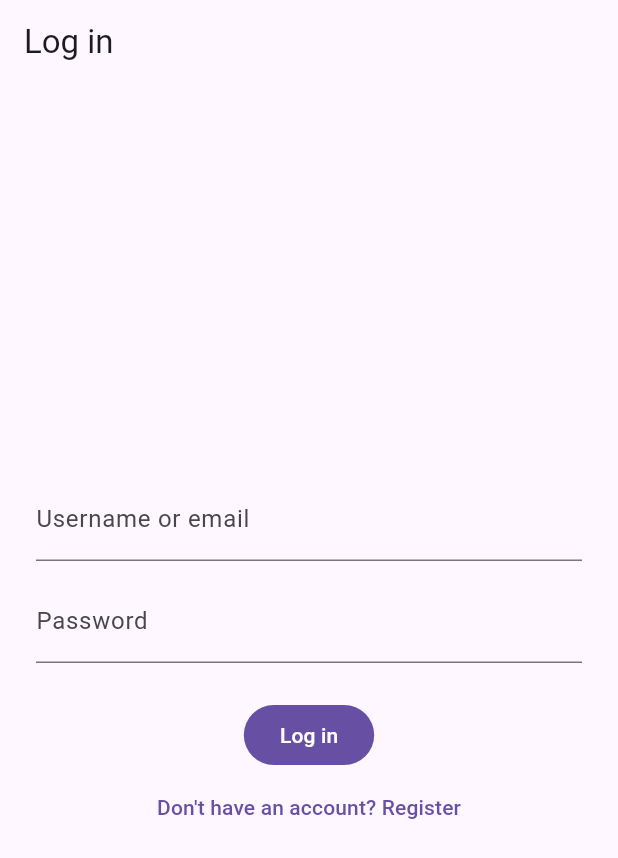
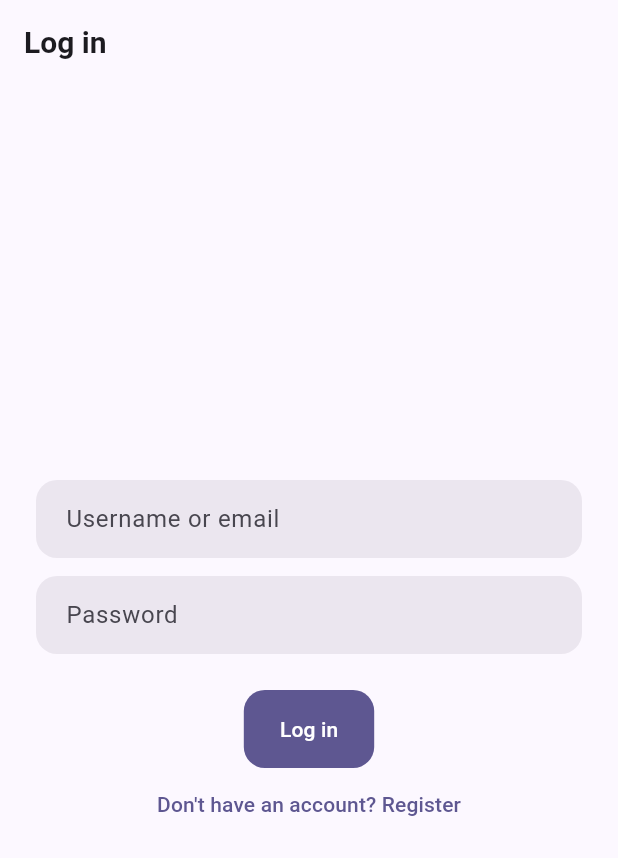
Before and after one commit to Methexx/FindFam, a Flutter app: the screen it shows after launch, on a phone screen of 412 x 824 dp. Shown: the top 858 px of the screen. Run offline on Flutter 3.47's test engine with Material 3 defaults, Android fonts, the phone set to English and light mode, and no system bars; our stand-ins replace battery_plus, dio, firebase_core, flutter_map, flutter_riverpod, flutter_secure_storage and 3 more; accounts and stored records are empty; generated files the repository leaves out were written again.

Commit message:
Add mobile design system: purple-gradient theme + shared widgets
Introduces the app's first real ThemeData (previously pure Flutter
Material defaults, no theme at all). Palette follows the reference UI the
user shared: violet/purple seed color, a hero gradient for header areas,
and a single reserved danger red (AppColors.danger) kept exclusive to
SOS/danger states so it never gets diluted into a generic accent color.
Rounded cards, pill-shaped chips, filled rounded inputs/buttons throughout.

Also fills the previously-empty lib/shared/widgets/ with the first
reusable pieces: AppErrorText and AppEmptyState (replacing patterns
copy-pasted across login/register/profile/circles-list/map screens) and
GradientHeader (the reference's hero-header pattern, for the home screen).

```diff
--- a/apps/mobile/lib/app.dart
+++ b/apps/mobile/lib/app.dart
@@ -1,5 +1,6 @@
 import 'package:flutter/material.dart';
 import 'package:flutter_riverpod/flutter_riverpod.dart';
+import 'core/theme/app_theme.dart';
 import 'features/auth/ui/home_placeholder_screen.dart';
 import 'features/auth/ui/login_screen.dart';
 import 'features/auth/viewmodel/auth_notifier.dart';
@@ -32,6 +33,9 @@ class _FindFamAppState extends ConsumerState<FindFamApp> {
 
     return MaterialApp(
       title: 'FindFam',
+      theme: AppTheme.light(),
+      darkTheme: AppTheme.dark(),
+      themeMode: ThemeMode.system,
       home: home,
     );
   }
--- /dev/null
+++ b/apps/mobile/lib/core/theme/app_colors.dart
@@ -0,0 +1,24 @@
+import 'package:flutter/material.dart';
+
+/// Brand palette. Kept as named constants (rather than inlined hexes per
+/// screen) so the SOS/danger red stays exclusively reserved for danger
+/// states — never reused as a generic accent — and every screen pulls
+/// colors from one source instead of hardcoding its own.
+class AppColors {
+  AppColors._();
+
+  static const seed = Color(0xFF6B4EFF);
+  static const gradientStart = Color(0xFF6B4EFF);
+  static const gradientEnd = Color(0xFFF3F0FF);
+
+  /// Reserved for SOS/danger UI only (trigger button, active-SOS banner,
+  /// circle-member SOS alert). Never reused as a general accent color.
+  static const danger = Color(0xFFE53935);
+
+  /// "Other circle member" map marker color — deliberately distinct from
+  /// [danger] so map markers are never mistaken for an SOS state.
+  static const memberMarker = Color(0xFF2E7D6B);
+  static const selfMarker = Color(0xFF6B4EFF);
+
+  static const offline = Color(0xFFFFA726);
+}
--- /dev/null
+++ b/apps/mobile/lib/core/theme/app_theme.dart
@@ -0,0 +1,93 @@
+import 'package:flutter/material.dart';
+import 'app_colors.dart';
+
+class AppTheme {
+  AppTheme._();
+
+  static ThemeData light() => _build(Brightness.light);
+  static ThemeData dark() => _build(Brightness.dark);
+
+  static ThemeData _build(Brightness brightness) {
+    final colorScheme = ColorScheme.fromSeed(
+      seedColor: AppColors.seed,
+      brightness: brightness,
+    );
+
+    return ThemeData(
+      useMaterial3: true,
+      colorScheme: colorScheme,
+      scaffoldBackgroundColor: colorScheme.surface,
+      appBarTheme: AppBarTheme(
+        backgroundColor: colorScheme.surface,
+        foregroundColor: colorScheme.onSurface,
+        elevation: 0,
+        scrolledUnderElevation: 0,
+        centerTitle: false,
+        titleTextStyle: TextStyle(
+          color: colorScheme.onSurface,
+          fontSize: 20,
+          fontWeight: FontWeight.w700,
+        ),
+      ),
+      cardTheme: CardThemeData(
+        color: colorScheme.surfaceContainerHigh,
+        elevation: 0,
+        margin: EdgeInsets.zero,
+        shape: RoundedRectangleBorder(borderRadius: BorderRadius.circular(20)),
+      ),
+      chipTheme: ChipThemeData(
+        shape: const StadiumBorder(),
+        side: BorderSide(color: colorScheme.outlineVariant),
+        backgroundColor: colorScheme.surface,
+        selectedColor: colorScheme.primary,
+        labelStyle: TextStyle(color: colorScheme.onSurface),
+        secondaryLabelStyle: TextStyle(color: colorScheme.onPrimary),
+        padding: const EdgeInsets.symmetric(horizontal: 16, vertical: 8),
+      ),
+      filledButtonTheme: FilledButtonThemeData(
+        style: FilledButton.styleFrom(
+          shape: RoundedRectangleBorder(borderRadius: BorderRadius.circular(14)),
+          padding: const EdgeInsets.symmetric(horizontal: 24, vertical: 16),
+        ),
+      ),
+      outlinedButtonTheme: OutlinedButtonThemeData(
+        style: OutlinedButton.styleFrom(
+          shape: RoundedRectangleBorder(borderRadius: BorderRadius.circular(14)),
+          padding: const EdgeInsets.symmetric(horizontal: 24, vertical: 16),
+        ),
+      ),
+      textButtonTheme: TextButtonThemeData(
+        style: TextButton.styleFrom(
+          shape: RoundedRectangleBorder(borderRadius: BorderRadius.circular(14)),
+        ),
+      ),
+      inputDecorationTheme: InputDecorationTheme(
+        filled: true,
+        fillColor: colorScheme.surfaceContainerHigh,
+        border: OutlineInputBorder(
+          borderRadius: BorderRadius.circular(14),
+          borderSide: BorderSide.none,
+        ),
+        contentPadding: const EdgeInsets.symmetric(horizontal: 16, vertical: 14),
+      ),
+      listTileTheme: ListTileThemeData(
+        shape: RoundedRectangleBorder(borderRadius: BorderRadius.circular(16)),
+        tileColor: colorScheme.surfaceContainerHigh,
+        contentPadding: const EdgeInsets.symmetric(horizontal: 16, vertical: 8),
+      ),
+      switchTheme: SwitchThemeData(
+        thumbColor: WidgetStateProperty.resolveWith(
+          (states) => states.contains(WidgetState.selected) ? colorScheme.primary : null,
+        ),
+      ),
+      dialogTheme: DialogThemeData(
+        shape: RoundedRectangleBorder(borderRadius: BorderRadius.circular(20)),
+      ),
+      textTheme: const TextTheme(
+        headlineMedium: TextStyle(fontWeight: FontWeight.w800),
+        titleLarge: TextStyle(fontWeight: FontWeight.w700),
+        titleMedium: TextStyle(fontWeight: FontWeight.w600),
+      ),
+    );
+  }
+}
```
Also changed, not shown: apps/mobile/lib/core/theme/app_gradients.dart (added, +12 -0 lines), apps/mobile/lib/shared/widgets/app_empty_state.dart (added, +30 -0 lines), apps/mobile/lib/shared/widgets/app_error_text.dart (added, +15 -0 lines), apps/mobile/lib/shared/widgets/gradient_header.dart (added, +85 -0 lines).
